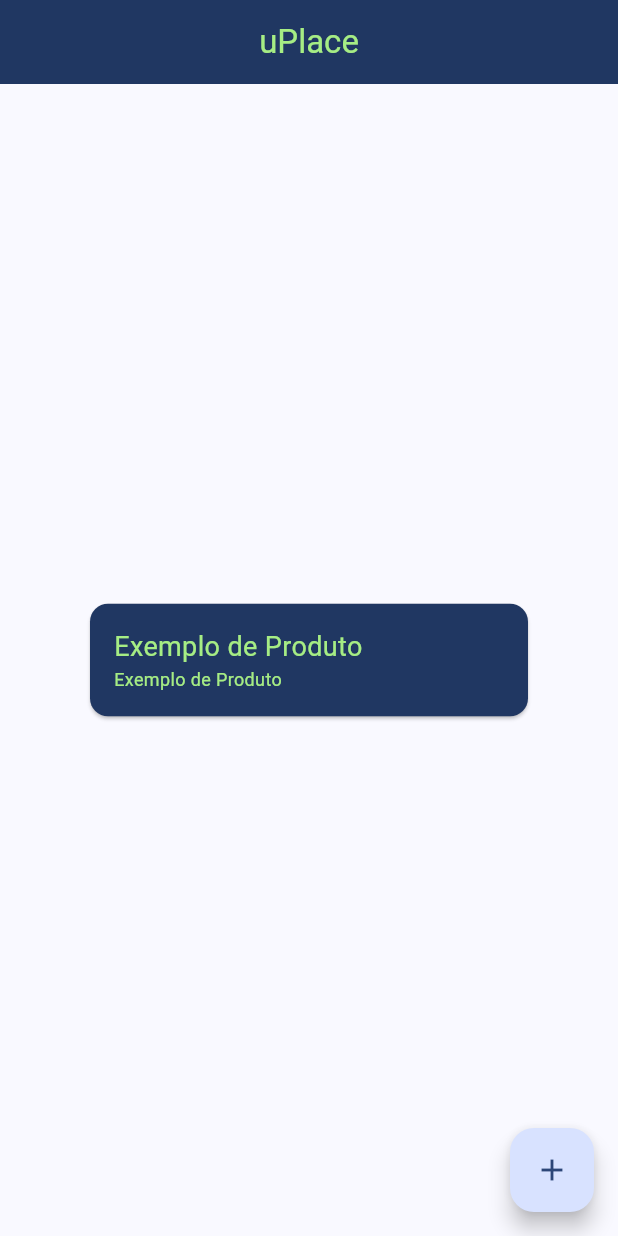
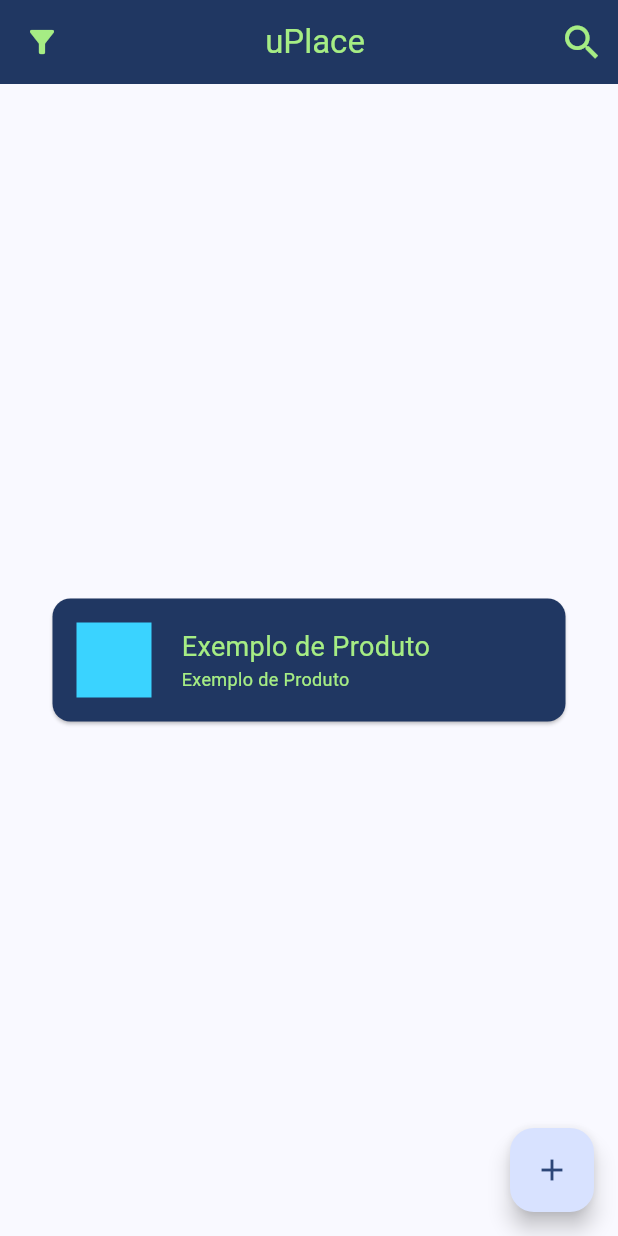
Before and after one commit to wnetohr/uplace, a Flutter app: the screen it shows after launch, on a phone screen of 412 x 824 dp. Run offline on Flutter 3.47's test engine with Material 3 defaults, Android fonts, the phone set to English and light mode, and no system bars; Roboto replaces fonts that are missing (clarissans).

Commit message:
tests on appbar

```diff
--- a/lib/main.dart
+++ b/lib/main.dart
@@ -62,38 +62,62 @@
         backgroundColor: AppColors.blueUplace,
         // Here we take the value from the MyHomePage object that was created by
         // the App.build method, and use it to set our appbar title.
+        leading: Icon(
+          Icons.filter_list_alt,
+          color: AppColors.greenUplace,
+        ),
         title: Center(
             child: Text(
           widget.title,
           style: TextStyle(color: AppColors.greenUplace),
         )),
+        actions: [
+          IconButton(
+              onPressed: () {},
+              icon: Icon(
+                Icons.search,
+                size: 30,
+                color: AppColors.greenUplace,
+              ))
+        ],
       ),
       body: Center(
         child: Column(
           mainAxisAlignment: MainAxisAlignment.center,
           children: [
             Container(
-              width: 300,
-              child: const Card(
+              width: 350,
+              child: Card(
                 color: AppColors.blueUplace,
                 child: Padding(
                     padding: const EdgeInsets.all(16.0),
-                  child: Column(
+                    child: Row(
+                      children: [
+                        Container(
+                          width: 50,
+                          height: 50,
+                          color: AppColors.lightblueUplace,
+                        ),
+                        SizedBox(
+                          width: 20,
+                        ),
+                        Column(
                           crossAxisAlignment: CrossAxisAlignment.start,
                           children: [
                             Text(
                               'Exemplo de Produto',
-                    style:
-                        TextStyle(fontSize: 18.0, color: AppColors.greenUplace),
+                              style: TextStyle(
+                                  fontSize: 18.0, color: AppColors.greenUplace),
                             ),
                             Text(
                               'Exemplo de Produto',
-                    style:
-                        TextStyle(fontSize: 12.0, color: AppColors.greenUplace),
+                              style: TextStyle(
+                                  fontSize: 12.0, color: AppColors.greenUplace),
                             ),
                           ],
-                  )
                         ),
+                      ],
+                    )),
               ),
             ),
           ],
```
Lines whose indentation alone changed are shown as unchanged.
